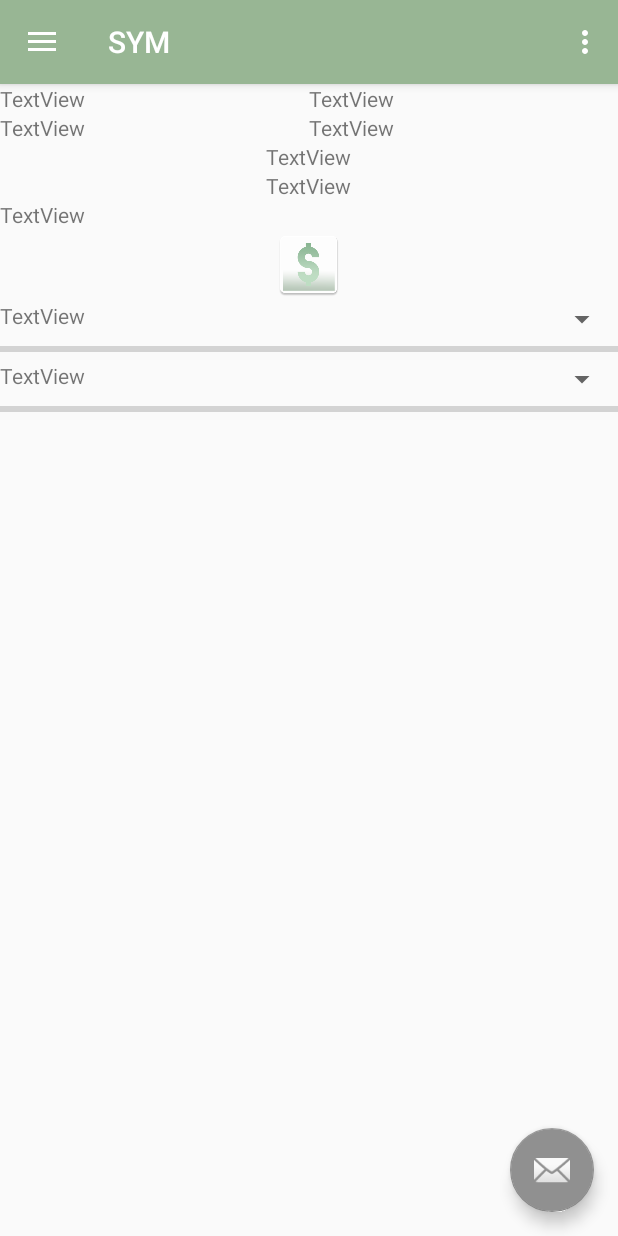
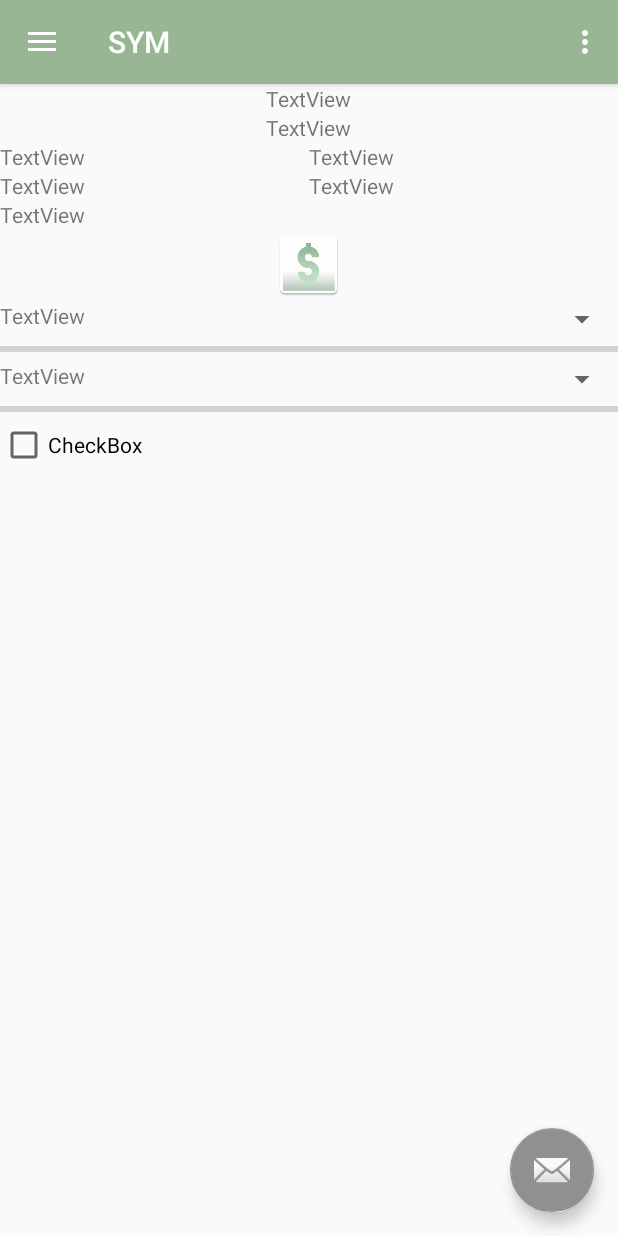
Before and after one commit to gustavochermout/SYM, an Android app: the screen it shows after launch (MainActivity), on a phone screen of 412 x 824 dp. Run offline under Robolectric (Android 15) with nearby library versions, the phone set to English and light mode, and no system bars.

Commit message:
Layout main

```diff
--- a/app/src/main/res/layout/content_main.xml
+++ b/app/src/main/res/layout/content_main.xml
@@ -8,6 +8,34 @@
     app:layout_behavior="@string/appbar_scrolling_view_behavior"
     tools:context="unifeso.mobile.sym.MainActivity"
     tools:showIn="@layout/app_bar_main">
+
+    <LinearLayout
+        android:layout_width="match_parent"
+        android:layout_height="wrap_content"
+        android:gravity="center_horizontal"
+        android:orientation="horizontal"
+        tools:layout_editor_absoluteX="38dp"
+        tools:layout_editor_absoluteY="16dp">
+
+        <TextView
+            android:id="@+id/textView3"
+            android:layout_width="wrap_content"
+            android:layout_height="wrap_content"
+            android:text="TextView" />
+    </LinearLayout>
+
+    <LinearLayout
+        android:layout_width="match_parent"
+        android:layout_height="wrap_content"
+        android:gravity="center_horizontal"
+        android:orientation="horizontal">
+
+        <TextView
+            android:id="@+id/textView4"
+            android:layout_width="wrap_content"
+            android:layout_height="wrap_content"
+            android:text="TextView" />
+    </LinearLayout>
 
     <LinearLayout
         android:layout_width="match_parent"
@@ -51,34 +79,6 @@
                 android:layout_height="wrap_content"
                 android:text="TextView" />
         </LinearLayout>
-    </LinearLayout>
-
-    <LinearLayout
-        android:layout_width="match_parent"
-        android:layout_height="wrap_content"
-        android:gravity="center_horizontal"
-        android:orientation="horizontal"
-        tools:layout_editor_absoluteX="38dp"
-        tools:layout_editor_absoluteY="16dp">
-
-        <TextView
-            android:id="@+id/textView3"
-            android:layout_width="wrap_content"
-            android:layout_height="wrap_content"
-            android:text="TextView" />
-    </LinearLayout>
-
-    <LinearLayout
-        android:layout_width="match_parent"
-        android:layout_height="wrap_content"
-        android:gravity="center_horizontal"
-        android:orientation="horizontal">
-
-        <TextView
-            android:id="@+id/textView4"
-            android:layout_width="wrap_content"
-            android:layout_height="wrap_content"
-            android:text="TextView" />
     </LinearLayout>
 
     <LinearLayout
@@ -218,4 +218,16 @@
 
     </LinearLayout>
 
+    <LinearLayout
+        android:layout_width="match_parent"
+        android:layout_height="wrap_content"
+        android:orientation="vertical">
+
+        <CheckBox
+            android:id="@+id/checkBox"
+            android:layout_width="match_parent"
+            android:layout_height="wrap_content"
+            android:text="CheckBox" />
+    </LinearLayout>
+
 </LinearLayout>
```
